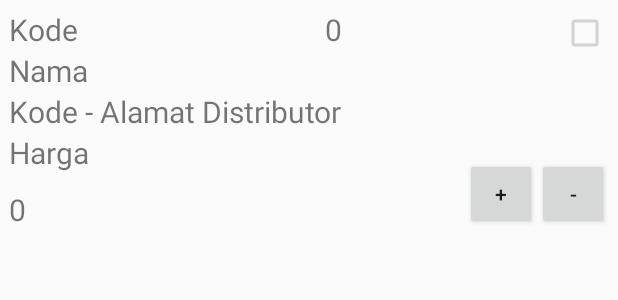
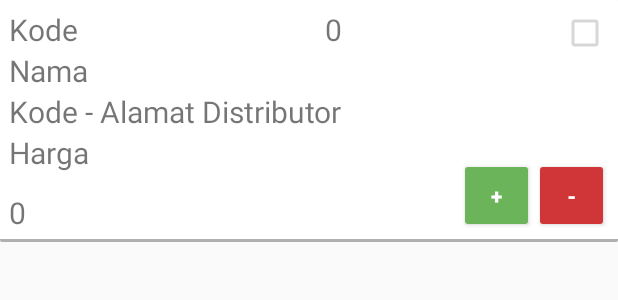
Before and after one commit to kyurifood/aplikasi-marketer, an Android app: the layout list_produk_layout.xml on its own in the app's theme, with its tools: preview values and no code run, on a phone screen of 412 x 824 dp. Shown: the top 300 px of the screen. Run offline under Robolectric (Android 15) with nearby library versions, the phone set to English and light mode, and no system bars.

Commit message:
update entry order

```diff
--- a/app/src/main/res/layout/entry_order_2_2.xml
+++ b/app/src/main/res/layout/entry_order_2_2.xml
@@ -39,6 +39,7 @@
             android:id="@+id/btn_next2"
             android:layout_width="wrap_content"
             android:layout_height="wrap_content"
+            android:enabled="false"
             android:text="next" />
 
     </LinearLayout>
--- a/app/src/main/res/layout/entry_order_3.xml
+++ b/app/src/main/res/layout/entry_order_3.xml
@@ -333,7 +333,6 @@
             style="@style/GreenButton"
             android:id="@+id/edit_costumer"
             android:layout_width="match_parent"
-            android:onClick="btn_klik"
             android:layout_height="wrap_content"
             android:text="edit"
             android:layout_marginRight="20dp"/>
@@ -447,7 +446,8 @@
             android:layout_height="wrap_content"
             android:layout_weight="0.5"
             android:enabled="false"
-            android:text="Rp. -> BOLD"
+            android:text="Rp."
+            android:textStyle="bold"
             android:textColor="@color/black"
             android:id="@+id/txt_total"/>
     </LinearLayout>
--- a/app/src/main/res/layout/list_produk_layout.xml
+++ b/app/src/main/res/layout/list_produk_layout.xml
@@ -3,8 +3,8 @@
     android:layout_width="fill_parent"
     android:layout_height="wrap_content"
     android:orientation="vertical"
-    android:padding="6dip">
-
+    android:padding="6dip"
+    android:background="@drawable/panel_bg">
 
     <TextView
         android:layout_width="wrap_content"
@@ -66,10 +66,9 @@
         android:layout_alignParentEnd="true" />
 
     <Button
-        style="?android:attr/buttonStyleSmall"
-        android:layout_width="wrap_content"
-        android:layout_height="wrap_content"
+        style="@style/MerahKurang"
         android:text="-"
+        android:textStyle="bold"
         android:id="@+id/kurang"
         android:layout_alignParentTop="true"
         android:layout_alignParentRight="true"
@@ -77,10 +76,9 @@
         android:layout_marginTop="99dp" />
 
     <Button
-        style="?android:attr/buttonStyleSmall"
-        android:layout_width="wrap_content"
-        android:layout_height="wrap_content"
+        style="@style/HijauTambah"
         android:text="+"
+        android:textStyle="bold"
         android:id="@+id/tambahproduk"
         android:layout_alignTop="@+id/kurang"
         android:layout_toLeftOf="@+id/kurang"
--- a/app/src/main/res/values/styles.xml
+++ b/app/src/main/res/values/styles.xml
@@ -275,6 +275,18 @@
         <item name="android:theme">@style/MerahKyurifood</item>
         <item name="android:layout_width">wrap_content</item>
         <item name="android:layout_height">wrap_content</item>
->>>>>>> cb078501c6f27f7e1739a602802fbcbcdaf81222
+    </style>
+
+
+    <style name="MerahKurang">
+        <item name="android:theme">@style/MerahKyurifood</item>
+        <item name="android:layout_width">50dp</item>
+        <item name="android:layout_height">50dp</item>
+    </style>
+
+    <style name="HijauTambah">
+        <item name="android:theme">@style/HijauKyurifood</item>
+        <item name="android:layout_width">50dp</item>
+        <item name="android:layout_height">50dp</item>
     </style>
 </resources>
```
Also changed, not shown: app/src/main/java/pusat/android/makananbekuenak/com/aplikasi_marketer/Entry_Order2.java (+66 -51 lines), app/src/main/java/pusat/android/makananbekuenak/com/aplikasi_marketer/Entry_Order3.java (+65 -1 lines), app/src/main/java/pusat/android/makananbekuenak/com/aplikasi_marketer/domain/Bank.java (+9 -0 lines), app/src/main/java/pusat/android/makananbekuenak/com/aplikasi_marketer/domain/Item.java (+9 -0 lines).
